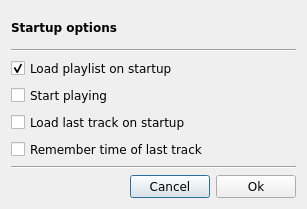
First picture: the form in trunk/src/GUI/startup_dialog/GUI_Startup_Dialog.ui, repository shahid334/sayonara-player, before the edit.
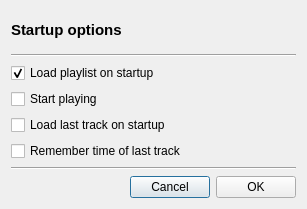
Second picture: the form after the edit.

Diff of the .ui file:
```diff
--- a/trunk/src/GUI/startup_dialog/GUI_Startup_Dialog.ui
+++ b/trunk/src/GUI/startup_dialog/GUI_Startup_Dialog.ui
@@ -37,11 +37,6 @@
      </item>
      <item>
       <widget class="QPushButton" name="btn_cancel">
-       <property name="font">
-        <font>
-         <family>DejaVu Sans</family>
-        </font>
-       </property>
        <property name="text">
         <string>Cancel</string>
        </property>
@@ -49,13 +44,8 @@
      </item>
      <item>
       <widget class="QPushButton" name="btn_ok">
-       <property name="font">
-        <font>
-         <family>DejaVu Sans</family>
-        </font>
-       </property>
        <property name="text">
-        <string>Ok</string>
+        <string>OK</string>
        </property>
       </widget>
      </item>
@@ -63,11 +53,6 @@
    </item>
    <item row="5" column="0">
     <widget class="QCheckBox" name="cb_load_last_track">
-     <property name="font">
-      <font>
-       <family>DejaVu Sans</family>
-      </font>
-     </property>
      <property name="text">
       <string>Load last track on startup</string>
      </property>
@@ -75,11 +60,6 @@
    </item>
    <item row="6" column="0">
     <widget class="QCheckBox" name="cb_remember_time">
-     <property name="font">
-      <font>
-       <family>DejaVu Sans</family>
-      </font>
-     </property>
      <property name="text">
       <string>Remember time of last track</string>
      </property>
@@ -89,7 +69,7 @@
     <widget class="QLabel" name="label">
      <property name="font">
       <font>
-       <family>DejaVu Sans</family>
+       <pointsize>11</pointsize>
        <weight>75</weight>
        <bold>true</bold>
       </font>
@@ -101,11 +81,6 @@
    </item>
    <item row="2" column="0">
     <widget class="QCheckBox" name="cb_load_pl_on_startup">
-     <property name="font">
-      <font>
-       <family>DejaVu Sans</family>
-      </font>
-     </property>
      <property name="text">
       <string>Load playlist on startup</string>
      </property>
@@ -130,11 +105,6 @@
    </item>
    <item row="3" column="0">
     <widget class="QCheckBox" name="cb_start_playing">
-     <property name="font">
-      <font>
-       <family>DejaVu Sans</family>
-      </font>
-     </property>
      <property name="text">
       <string>Start playing</string>
      </property>
```
